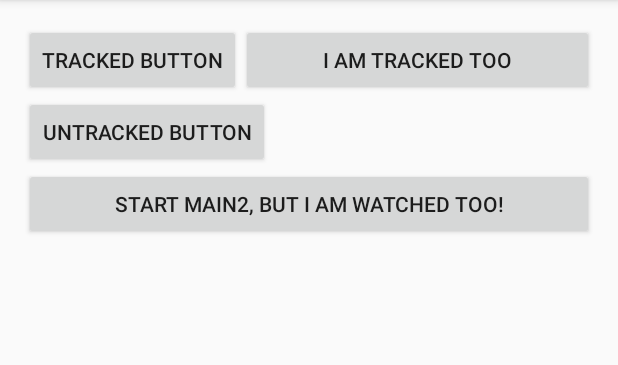
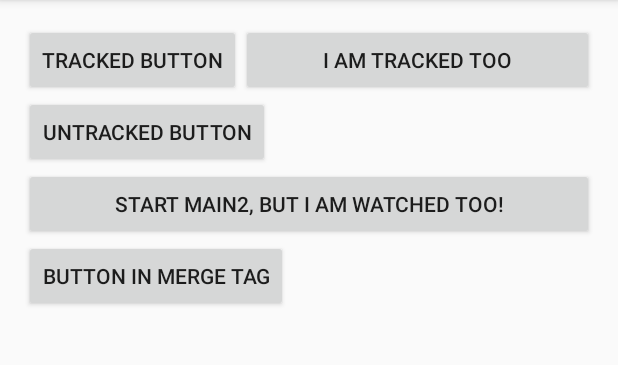
Before and after one commit to TedaLIEz/AutomaticTracking, an Android app: the screen it shows after launch (MainActivity), on a phone screen of 412 x 824 dp, the part 84-449 px from its top. Run offline under Robolectric (Android 15) with nearby library versions, the phone set to English and light mode, and no system bars; 6 statements that could not run were skipped.

Commit message:
feat: hook fragment

```diff
--- a/sample/build.gradle
+++ b/sample/build.gradle
@@ -24,7 +24,8 @@ dependencies {
     androidTestCompile('com.android.support.test.espresso:espresso-core:2.2.2', {
         exclude group: 'com.android.support', module: 'support-annotations'
     })
+    compile project(':tracking')
     compile 'com.android.support:appcompat-v7:25.0.1'
+    compile 'com.android.support:support-v4:23.4.0'
     testCompile 'junit:junit:4.12'
-    compile project(':tracking')
 }
--- a/sample/src/main/java/com/hustunique/jianguo/autoeventtracking/MainActivity.java
+++ b/sample/src/main/java/com/hustunique/jianguo/autoeventtracking/MainActivity.java
@@ -19,8 +19,15 @@ public class MainActivity extends AppCompatActivity implements View.OnClickListe
         button = (Button) findViewById(R.id.btn_track);
         button1 = (Button) findViewById(R.id.btn_track2);
         Button button2 = (Button) findViewById(R.id.btn_startAct);
+        Button mergeBtn = (Button) findViewById(R.id.btn_merge);
         button.setOnClickListener(this);
         button1.setOnClickListener(this);
+        mergeBtn.setOnClickListener(new View.OnClickListener() {
+            @Override
+            public void onClick(View v) {
+
+            }
+        });
     }
 
     public void startMain2(View v) {
--- a/sample/src/main/java/com/hustunique/jianguo/autoeventtracking/MyApp.java
+++ b/sample/src/main/java/com/hustunique/jianguo/autoeventtracking/MyApp.java
@@ -6,9 +6,6 @@ import android.view.View;
 
 import com.hustunique.jianguo.tracking.Config;
 import com.hustunique.jianguo.tracking.TrackingManager;
-
-import java.util.ArrayList;
-import java.util.List;
 
 /**
  * Created by JianGuo on 11/25/16.
@@ -26,35 +23,61 @@ public class MyApp extends Application {
                                  Log.d(TAG, "btn_track in MainActivity, BIG BROTHER IS WATCHING OVER YOU");
                              }
                          }, "com.hustunique.jianguo.autoeventtracking.MainActivity",
-                        "activity_main", "linearLayout1", "btn_track")
+                        "btn_track")
                 .addPath(new Config.Callback() {
                              @Override
                              public void onEventTracked(View v) {
                                  Log.d(TAG, "btn_track2 in MainActivity, BIG BROTHER IS WATCHING OVER YOU");
                              }
                          }, "com.hustunique.jianguo.autoeventtracking.MainActivity",
-                        "activity_main", "linearLayout1", "linearLayout2", "btn_track2")
+                        "btn_track2")
                 .addPath(new Config.Callback() {
                              @Override
                              public void onEventTracked(View v) {
                                  Log.d(TAG, "btn_track2 in Main2Activity, BIG BROTHER IS WATCHING OVER YOU");
                              }
                          }, "com.hustunique.jianguo.autoeventtracking.Main2Activity",
-                        "activity_main2", "btn_track2")
+                        "btn_track2")
                 .addPath(new Config.Callback() {
                              @Override
                              public void onEventTracked(View v) {
                                  Log.d(TAG, "btn_startAct in MainActivity, BIG BROTHER IS WATCHING OVER YOU");
                              }
                          }, "com.hustunique.jianguo.autoeventtracking.MainActivity",
-                        "activity_main", "btn_startAct")
+                        "btn_startAct")
                 .addPath(new Config.Callback() {
                     @Override
                     public void onEventTracked(View v) {
                         Log.d(TAG, "linearLayout3 in MainActivity2, BIG BROTHER IS WATCHING OVER YOU");
                     }
                 }, "com.hustunique.jianguo.autoeventtracking.Main2Activity",
-                        "activity_main2", "linearLayout3")
+                        "linearLayout3")
+                .addPath(new Config.Callback() {
+                             @Override
+                             public void onEventTracked(View v) {
+                                 Log.d(TAG, "textView in MainActivity2, BIG BROTHER IS WATCHING OVER YOU");
+                             }
+                         }, "com.hustunique.jianguo.autoeventtracking.Main2Activity",
+                        "textView")
+                .addPath(new Config.Callback() {
+                             @Override
+                             public void onEventTracked(View v) {
+                                 Log.d(TAG, "textView in BlankFragment, BIG BROTHER IS WATCHING OVER YOU");
+                             }
+                         }, "com.hustunique.jianguo.autoeventtracking.Main2Activity",
+                        "textView_frag")
+                .addPath(new Config.Callback() {
+                    @Override
+                    public void onEventTracked(View v) {
+                        Log.d(TAG, "btn_frag2 in Blank2Fragment, BIG BROTHER IS WATCHING OVER YOU");
+                    }
+                }, "com.hustunique.jianguo.autoeventtracking.Main2Activity", "btn_frag2")
+                .addPath(new Config.Callback() {
+                    @Override
+                    public void onEventTracked(View v) {
+                        Log.d(TAG, "btn_merge in MainActivity, BIG BROTHER IS WATCHING OVER YOU");
+                    }
+                }, "com.hustunique.jianguo.autoeventtracking.MainActivity", "btn_merge")
                 .build();
         TrackingManager.track(this, config);
     }
--- a/sample/src/main/res/layout/activity_main.xml
+++ b/sample/src/main/res/layout/activity_main.xml
@@ -47,4 +47,6 @@
         android:id="@+id/btn_startAct"
         android:layout_width="match_parent"
         android:layout_height="wrap_content"/>
+
+    <include layout="@layout/test_merge"/>
 </LinearLayout>
--- /dev/null
+++ b/sample/src/main/res/layout/test_layout.xml
@@ -0,0 +1,6 @@
+<?xml version="1.0" encoding="utf-8"?>
+<Button
+    xmlns:android="http://schemas.android.com/apk/res/android"
+    android:id="@+id/test1"
+    android:layout_width="wrap_content"
+    android:layout_height="wrap_content"/>
--- /dev/null
+++ b/sample/src/main/res/layout/test_merge.xml
@@ -0,0 +1,9 @@
+<?xml version="1.0" encoding="utf-8"?>
+<merge xmlns:android="http://schemas.android.com/apk/res/android">
+    <Button
+        android:text="Button in merge tag"
+        android:id="@+id/btn_merge"
+        android:layout_width="wrap_content"
+        android:layout_height="wrap_content"
+        />
+</merge>
--- a/sample/src/main/res/values/strings.xml
+++ b/sample/src/main/res/values/strings.xml
@@ -1,3 +1,6 @@
 <resources>
     <string name="app_name">AutoEventTracking</string>
+
+    <!-- TODO: Remove or change this placeholder text -->
+    <string name="hello_blank_fragment">Hello blank fragment</string>
 </resources>
--- a/tracking/src/main/java/com/hustunique/jianguo/tracking/Config.java
+++ b/tracking/src/main/java/com/hustunique/jianguo/tracking/Config.java
@@ -1,19 +1,10 @@
 package com.hustunique.jianguo.tracking;
 
-import android.os.IBinder;
 import android.support.annotation.NonNull;
 import android.support.v4.util.ArrayMap;
-import android.support.v4.util.Pair;
-import android.telecom.Call;
 import android.view.View;
 
-import org.json.JSONArray;
-import org.json.JSONException;
-import org.json.JSONObject;
-
 import java.util.ArrayList;
-import java.util.Collections;
-import java.util.LinkedList;
 import java.util.List;
 
 /**
@@ -23,11 +14,11 @@ import java.util.List;
  * [
  *  {
  *      "activity" : "com.hustunique.jianguo.sample.MainActivity",
- *      "ids" : ["activity_main", "btn_track"]
+ *      "ids" : "btn_track"
  *  },
  *  {
  *      "activity" : "com.hustunique.jianguo.sample.MainActivity",
- *      "ids" : ["activity_main", "btn_track2"]
+ *      "ids" : "btn_track2"
  *  }
  * ]
  * </p>
@@ -63,24 +54,26 @@ public class Config {
         return null;
     }
 
-    public List<List<String>> getPathList(String name) {
-        List<List<String>> rst = new ArrayList<>();
+    public List<String> getPathList(String name) {
+        List<String> rst = new ArrayList<>();
         for (Path path : config.keySet()) {
             if (path.actClz.equals(name)) {
-                rst.add(path.pathIdList);
+                rst.add(path.pathId);
             }
         }
         return rst;
     }
 
-    public Callback findCallback(String clz, List<String> pathList) {
+    public Callback findCallback(String clz, String id) {
         for (Path path : config.keySet()) {
-            if (path.actClz.equals(clz) && path.pathIdList.equals(pathList)) {
+            if (path.actClz.equals(clz) && path.pathId.equals(id)) {
                 return config.get(path);
             }
         }
         return null;
     }
+
+
 
     public static class Builder {
         ArrayMap<Path, Callback> config;
@@ -92,10 +85,8 @@ public class Config {
 
 
         // TODO: 11/27/16 How to set callback when parsing json format
-        public Builder addPath(Callback callback, String decorName, String... ids) {
-            Path path = new Path();
-            path.actClz = decorName;
-            Collections.addAll(path.pathIdList, ids);
+        public Builder addPath(Callback callback, String actClz, String id) {
+            Path path = new Path(actClz, id);
             config.put(path, callback == null ? mDefaultCallback : callback);
             return this;
         }
@@ -114,19 +105,19 @@ public class Config {
         void onEventTracked(View v);
     }
 
-    public static class Path {
-        public String actClz;
-        public List<String> pathIdList;
-
-        Path() {
-            pathIdList = new LinkedList<>();
+    private static class Path {
+        final String actClz;
+        final String pathId;
+        Path(String actClz, String pathId) {
+            this.actClz = actClz;
+            this.pathId = pathId;
         }
 
         @Override
         public String toString() {
             return "Path{" +
                     "actClz='" + actClz + '\'' +
-                    ", pathIdList=" + pathIdList +
+                    ", pathId=" + pathId +
                     '}';
         }
     }
--- a/tracking/src/main/java/com/hustunique/jianguo/tracking/hook/HookHelper.java
+++ b/tracking/src/main/java/com/hustunique/jianguo/tracking/hook/HookHelper.java
@@ -15,7 +15,9 @@ import java.lang.reflect.InvocationTargetException;
 import java.lang.reflect.Method;
 import java.lang.reflect.Proxy;
 import java.util.HashMap;
+import java.util.HashSet;
 import java.util.Map;
+import java.util.Set;
 
 /**
  * Created by JianGuo on 11/25/16.
@@ -126,10 +128,12 @@ public class HookHelper {
         return false;
     }
 
+
+    private static Set<View> hookViewSet = new HashSet<>();
     public static void hookListener(View view, Config.Callback callback)
             throws NoSuchMethodException, InvocationTargetException, IllegalAccessException,
             NoSuchFieldException, ClassNotFoundException {
-        if (view.hasOnClickListeners()) {
+        if (view.hasOnClickListeners() && !hookViewSet.contains(view)) {
             Method method = methodMap.get("getListenerInfo");
             if (null != method) {
                 method.setAccessible(true);
@@ -143,6 +147,7 @@ public class HookHelper {
                     Object proxy = Proxy.newProxyInstance(Thread.currentThread().getContextClassLoader(),
                             new Class[]{onClickListenerClz}, new IClickHandler(listener, callback));
                     listenerField.set(listenerInfo, proxy);
+                    hookViewSet.add(view);
                 }
             }
         }
--- a/tracking/src/main/java/com/hustunique/jianguo/tracking/hook/IClickHandler.java
+++ b/tracking/src/main/java/com/hustunique/jianguo/tracking/hook/IClickHandler.java
@@ -1,13 +1,11 @@
 package com.hustunique.jianguo.tracking.hook;
 
-import android.util.Log;
 import android.view.View;
 
 import com.hustunique.jianguo.tracking.Config;
 
 import java.lang.reflect.InvocationHandler;
 import java.lang.reflect.Method;
-import java.util.Arrays;
 
 /**
  * Created by JianGuo on 11/27/16.
```
Also changed, not shown: sample/src/main/java/com/hustunique/jianguo/autoeventtracking/Blank2Fragment.java (added, +38 -0 lines), sample/src/main/java/com/hustunique/jianguo/autoeventtracking/BlankFragment.java (added, +89 -0 lines), sample/src/main/java/com/hustunique/jianguo/autoeventtracking/Main2Activity.java (+26 -2 lines), sample/src/main/res/layout/activity_main2.xml (+11 -13 lines), sample/src/main/res/layout/fragment_blank.xml (added, +14 -0 lines), sample/src/main/res/layout/fragment_blank2.xml (added, +19 -0 lines), tracking/src/main/java/com/hustunique/jianguo/tracking/track/WatchDog.java (+32 -23 lines).
